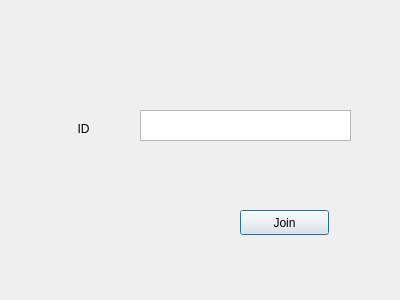
Before: the Qt Designer form src/client/lobby/join_game_dialog.ui in RafaWuu/Worms, drawn with Qt 5.
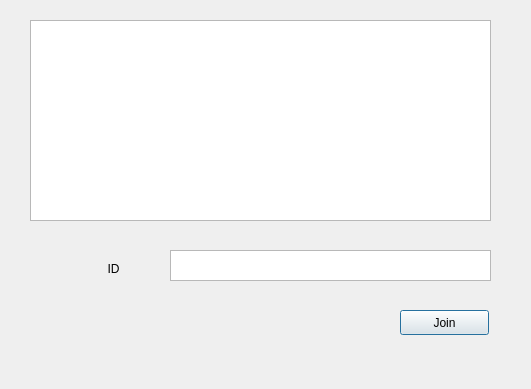
After: the same form once the commit is applied.

```diff
--- a/src/client/lobby/join_game_dialog.ui
+++ b/src/client/lobby/join_game_dialog.ui
@@ -6,8 +6,8 @@
    <rect>
     <x>0</x>
     <y>0</y>
-    <width>400</width>
-    <height>300</height>
+    <width>531</width>
+    <height>389</height>
    </rect>
   </property>
   <property name="windowTitle">
@@ -16,8 +16,8 @@
   <widget class="QPushButton" name="join">
    <property name="geometry">
     <rect>
-     <x>240</x>
-     <y>210</y>
+     <x>400</x>
+     <y>310</y>
      <width>89</width>
      <height>25</height>
     </rect>
@@ -29,10 +29,10 @@
   <widget class="QLabel" name="msg_validacion">
    <property name="geometry">
     <rect>
-     <x>40</x>
-     <y>160</y>
+     <x>100</x>
+     <y>310</y>
      <width>281</width>
-     <height>17</height>
+     <height>21</height>
     </rect>
    </property>
    <property name="text">
@@ -42,9 +42,9 @@
   <widget class="QTextEdit" name="id_partida">
    <property name="geometry">
     <rect>
-     <x>140</x>
-     <y>110</y>
-     <width>211</width>
+     <x>170</x>
+     <y>250</y>
+     <width>321</width>
      <height>31</height>
     </rect>
    </property>
@@ -52,8 +52,8 @@
   <widget class="QLabel" name="label_escenario">
    <property name="geometry">
     <rect>
-     <x>50</x>
-     <y>120</y>
+     <x>80</x>
+     <y>260</y>
      <width>67</width>
      <height>17</height>
     </rect>
@@ -65,6 +65,16 @@
     <set>Qt::AlignCenter</set>
    </property>
   </widget>
+  <widget class="QListView" name="game_list">
+   <property name="geometry">
+    <rect>
+     <x>30</x>
+     <y>20</y>
+     <width>461</width>
+     <height>201</height>
+    </rect>
+   </property>
+  </widget>
  </widget>
  <resources/>
  <connections/>
```
